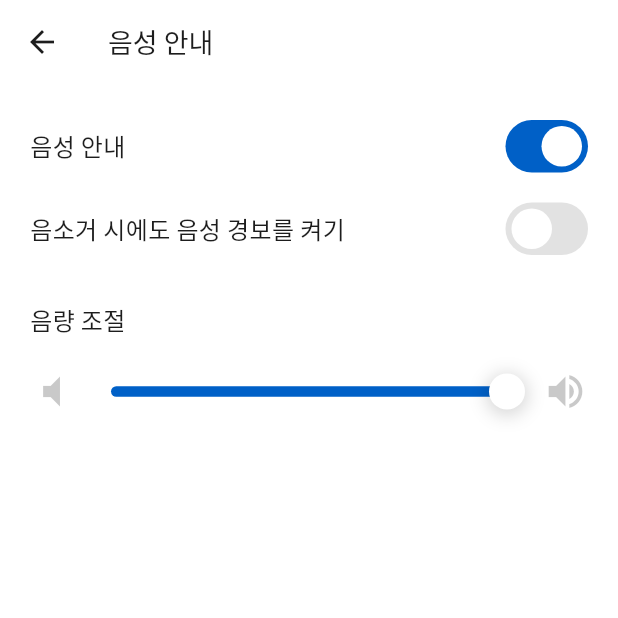
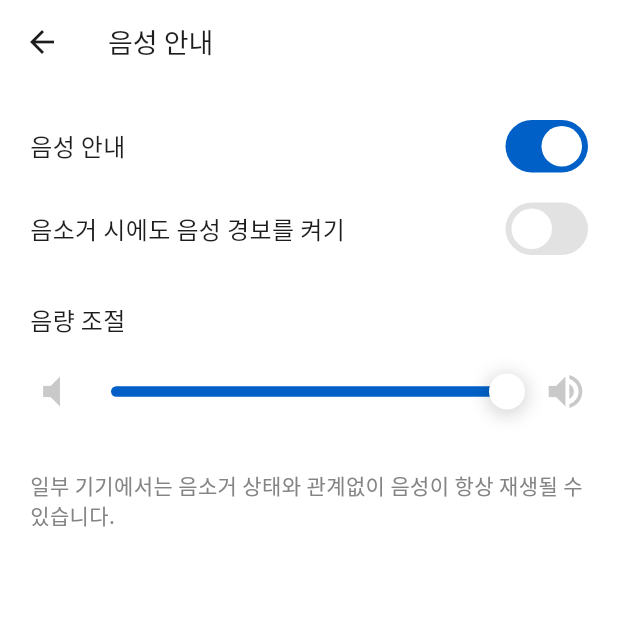
Before and after one commit to FaSBIL/OSSbasic-teamproject, a Flutter app: the VoiceGuideScreen screen opened by its route, on a phone screen of 412 x 824 dp, the top half of it. Run offline on Flutter 3.47's test engine with Material 3 defaults, Android fonts, the phone set to English and light mode, and no system bars; our stand-ins replace flutter_compass, flutter_map, flutter_tts, geolocator, latlong2, shared_preferences and 1 more; missing offline and left inert: flutter_map_mbtiles; accounts and stored records are empty; project files that could hold a hidden picture were left out.

Commit message:
[fix]음성 안내 설정 화면에서 iOS 기기일 경우 음소거 토글을 숨기고 관련 안내 문구를 추가#106

```diff
--- a/shelter/frontend/lib/screens/settings/VoiceGuideScreen.dart
+++ b/shelter/frontend/lib/screens/settings/VoiceGuideScreen.dart
@@ -4,6 +4,7 @@ import '../../theme/typography.dart';
 import '../../component/settingItem/ToggleSwitch.dart';
 import '../../component/settingItem/VolumeSlider.dart';
 import '../../controllers/tts_controller.dart';
+import 'dart:io';
 
 class VoiceGuideScreen extends StatefulWidget {
   const VoiceGuideScreen({super.key});
@@ -70,6 +71,9 @@ class _VoiceGuideScreenState extends State<VoiceGuideScreen> {
             ),
             const SizedBox(height: 20),
 
+            Platform.isAndroid
+              ? Column(
+                  children: [
                     Row(
                       mainAxisAlignment: MainAxisAlignment.spaceBetween,
                       children: [
@@ -85,11 +89,14 @@ class _VoiceGuideScreenState extends State<VoiceGuideScreen> {
                           onChanged: (value) async {
                             await _ttsController.setAllowVoiceInSilentMode(value);
                             setState(() => isMutedModeOn = value);
-                  }
+                          },
                         ),
                       ],
                     ),
                     const SizedBox(height: 32),
+                  ],
+                )
+              : const SizedBox.shrink(),
 
             const Text('음량 조절', style: AppTextStyles.subtitle),
             const SizedBox(height: 12),
@@ -97,11 +104,19 @@ class _VoiceGuideScreenState extends State<VoiceGuideScreen> {
             VolumeSlider(
               value: volume,
               onChanged: (value) async {
+                if(!isVoiceGuideOn) return;
                 setState(() => volume = value);
                 await _ttsController.setVolume(value);
                 await _ttsController.speak("안내를 시작합니다.");
               },
               enabled: isVoiceGuideOn,
+            ),
+            const SizedBox(height: 20),
+
+            const SizedBox(height: 8),
+            const Text(
+              '일부 기기에서는 음소거 상태와 관계없이 음성이 항상 재생될 수 있습니다.',
+              style: AppTextStyles.bodyGray
             ),
           ],
         ),
```
Lines whose indentation alone changed are shown as unchanged.
